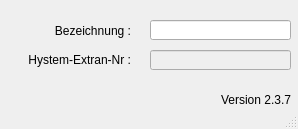
Qt form qkan/database/templates/pumpentypen.ui (hoettges/QKan) before a commit.
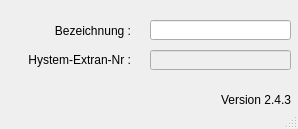
The same form after that commit.

```diff
--- a/qkan/database/templates/pumpentypen.ui
+++ b/qkan/database/templates/pumpentypen.ui
@@ -100,7 +100,7 @@
      <string>Version QKan Import</string>
     </property>
     <property name="text">
-     <string>Version 2.3.7</string>
+     <string>Version 2.4.3</string>
     </property>
     <property name="alignment">
      <set>Qt::AlignRight|Qt::AlignTrailing|Qt::AlignVCenter</set>
```
